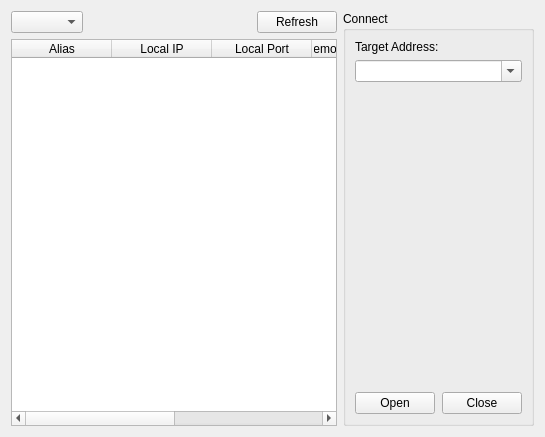
Before: the Qt Designer form src/ui/devicetab.ui in wh201906/SerialTest, drawn with Qt 5.
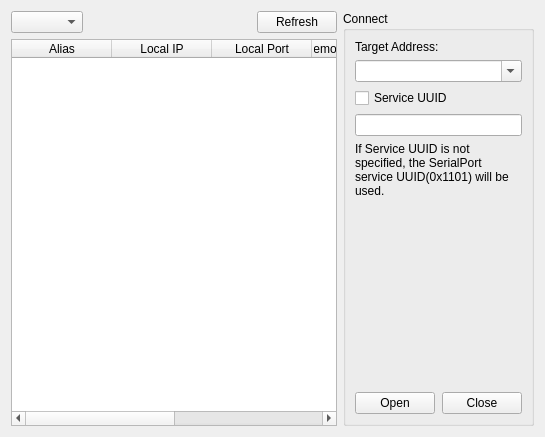
After: the same form once the commit is applied. The open tabs and pages were chosen to show the change. Custom widgets are drawn as their Qt base class.

Commit message:
Specify service UUID in BT Client mode
Some device doesn't use the SerialPort service UUID(0x1101)

```diff
--- a/src/ui/devicetab.ui
+++ b/src/ui/devicetab.ui
@@ -827,6 +827,32 @@
             </property>
            </widget>
           </item>
+          <item>
+           <widget class="QCheckBox" name="BTClient_serviceUUIDBox">
+            <property name="text">
+             <string>Service UUID</string>
+            </property>
+           </widget>
+          </item>
+          <item>
+           <widget class="QLineEdit" name="BTClient_serviceUUIDEdit"/>
+          </item>
+          <item>
+           <widget class="QLabel" name="BTClient_tipLabel">
+            <property name="sizePolicy">
+             <sizepolicy hsizetype="Ignored" vsizetype="Preferred">
+              <horstretch>0</horstretch>
+              <verstretch>0</verstretch>
+             </sizepolicy>
+            </property>
+            <property name="text">
+             <string>If Service UUID is not specified, the SerialPort service UUID(0x1101) will be used.</string>
+            </property>
+            <property name="wordWrap">
+             <bool>true</bool>
+            </property>
+           </widget>
+          </item>
           <item>
            <spacer name="verticalSpacer_2">
             <property name="orientation">
```
Left out of the diff: 4 changed lines with no effect on the pictures. The commit also changes 4 other files.
